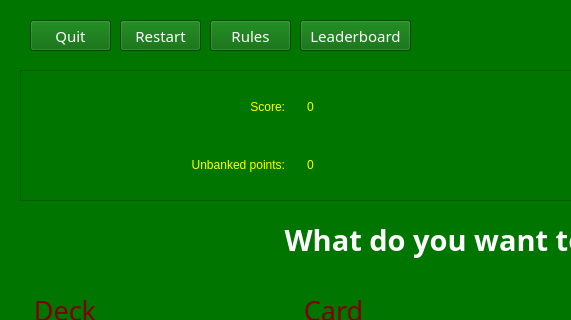
jayanpatel789/card-game, file gui/ui/play_screen.ui: the form before one commit; both pictures show x 0 to 571 and y 0 to 320 of the 1116 by 673 pixel window.
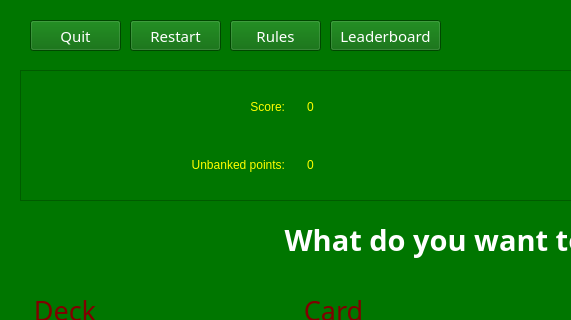
The form after the commit. Icons and pictures are not drawn.

Commit message: Updated GUIs to add space for 'play again' label

```diff
--- a/gui/ui/play_screen.ui
+++ b/gui/ui/play_screen.ui
@@ -335,7 +335,7 @@
      <rect>
       <x>30</x>
       <y>20</y>
-      <width>81</width>
+      <width>91</width>
       <height>31</height>
      </rect>
     </property>
@@ -355,9 +355,9 @@
    <widget class="QPushButton" name="restart_button">
     <property name="geometry">
      <rect>
-      <x>120</x>
+      <x>130</x>
       <y>20</y>
-      <width>81</width>
+      <width>91</width>
       <height>31</height>
      </rect>
     </property>
@@ -377,9 +377,9 @@
    <widget class="QPushButton" name="rules_button">
     <property name="geometry">
      <rect>
-      <x>210</x>
+      <x>230</x>
       <y>20</y>
-      <width>81</width>
+      <width>91</width>
       <height>31</height>
      </rect>
     </property>
@@ -399,7 +399,7 @@
    <widget class="QPushButton" name="leaderboard_button">
     <property name="geometry">
      <rect>
-      <x>300</x>
+      <x>330</x>
       <y>20</y>
       <width>111</width>
       <height>31</height>
```
The commit also changes 1 other file.
